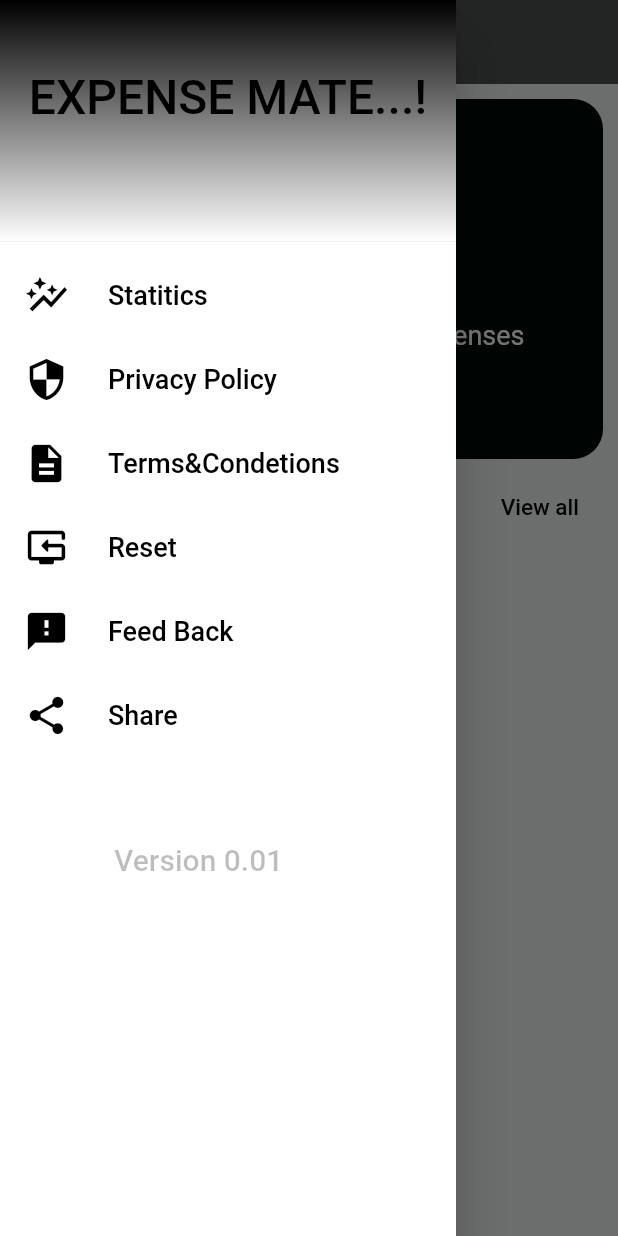
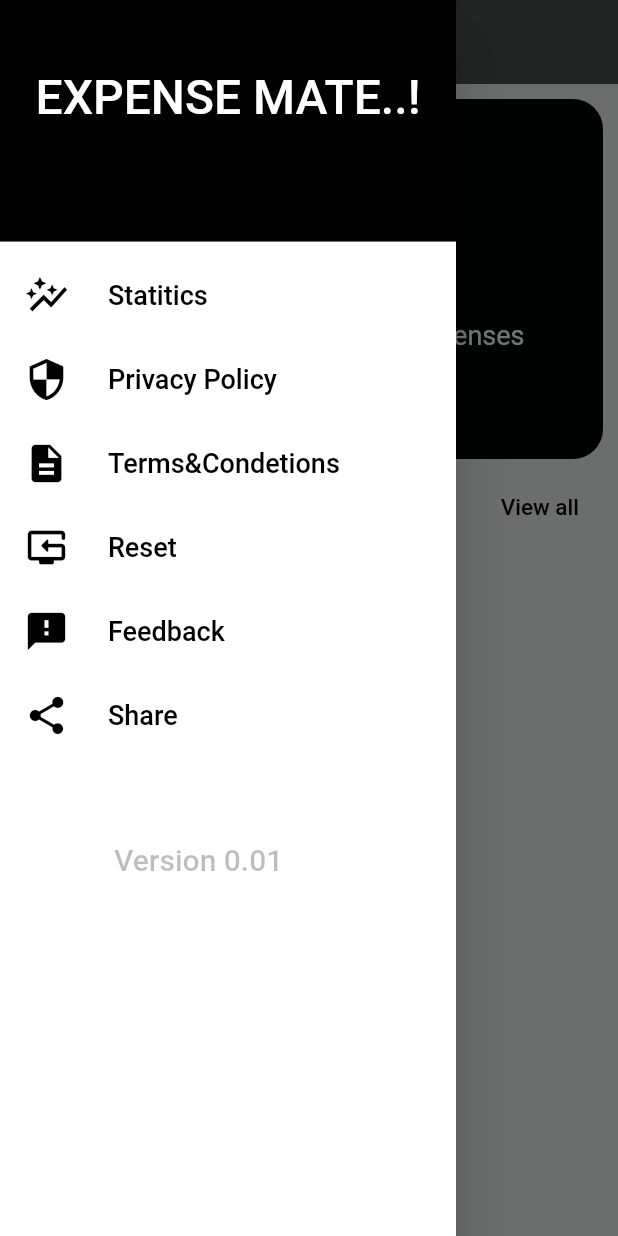
Before and after one commit to nabeeeltk/ExpenseMate-MoneyManagement, a Flutter app: the HomePage screen opened directly, with the side drawer open, on a phone screen of 412 x 824 dp. Run offline on Flutter 3.47's test engine with Material 2 defaults, Android fonts, the phone set to English and light mode, and no system bars; our stand-ins replace animated_text_kit, another_flutter_splash_screen, curved_navigation_bar, hive, hive_flutter, pie_chart and 1 more; accounts and stored records are empty.

Commit message:
drower header color changed to single

```diff
--- a/lib/home/widgets/home.dart
+++ b/lib/home/widgets/home.dart
@@ -45,25 +45,28 @@ class _HomePageState extends State<HomePage> {
           children: [
             const DrawerHeader(
               decoration: BoxDecoration(
-                gradient: LinearGradient(
-                  begin: Alignment.topCenter,
-                  end: Alignment.bottomCenter,
-                  colors: [
-                    Colors.black,
-                    Colors.white,
-                  ],
-                ),
+                // gradient: LinearGradient(
+                //   begin: Alignment.topCenter,
+                //   end: Alignment.bottomCenter,
+                //   colors: [
+                //     Colors.black,
+                //     Colors.white,
+                //   ],
+                // ),
+                color: Colors.black
               ),
               child: Padding(
                 padding: EdgeInsets.only(top: 30),
                 child: Text(
-                  'EXPENSE MATE...!',
+                  'EXPENSE MATE..!',
                   textAlign: TextAlign.center,
                   style: TextStyle(
                     fontSize: 32,
-                    color: Colors.black,
+                    color: Colors.white,
                   ),
+
                 ),
+
               ),
             ),
             ListTile(
@@ -124,7 +127,7 @@ class _HomePageState extends State<HomePage> {
               leading:
                   const Icon(Icons.feedback, color: Colors.black, size: 30),
               title: const Text(
-                'Feed Back ',
+                'Feedback ',
                 style: TextStyle(fontSize: 18, color: Colors.black),
               ),
               onTap: () {
```
